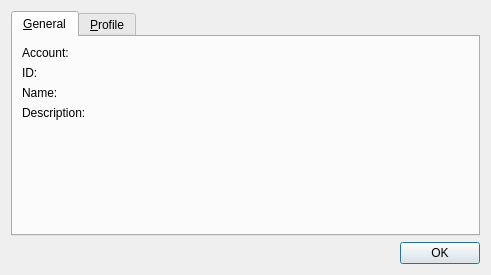
Qt form src/mucinfo.ui (psi-im/psi) before a commit.
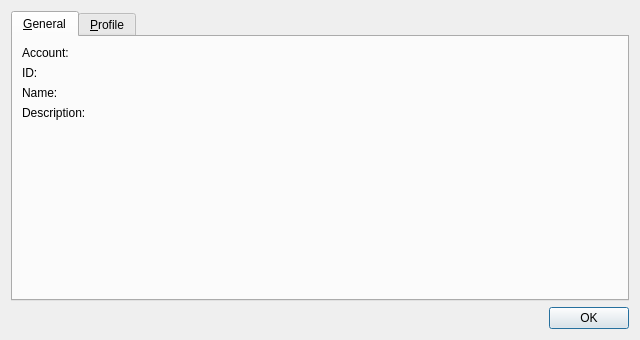
The same form after that commit. Custom widgets are drawn as their Qt base class.

The edit to the form file:
```diff
--- a/src/mucinfo.ui
+++ b/src/mucinfo.ui
@@ -6,8 +6,8 @@
    <rect>
     <x>0</x>
     <y>0</y>
-    <width>491</width>
-    <height>275</height>
+    <width>640</width>
+    <height>340</height>
    </rect>
   </property>
   <property name="windowTitle">
```
